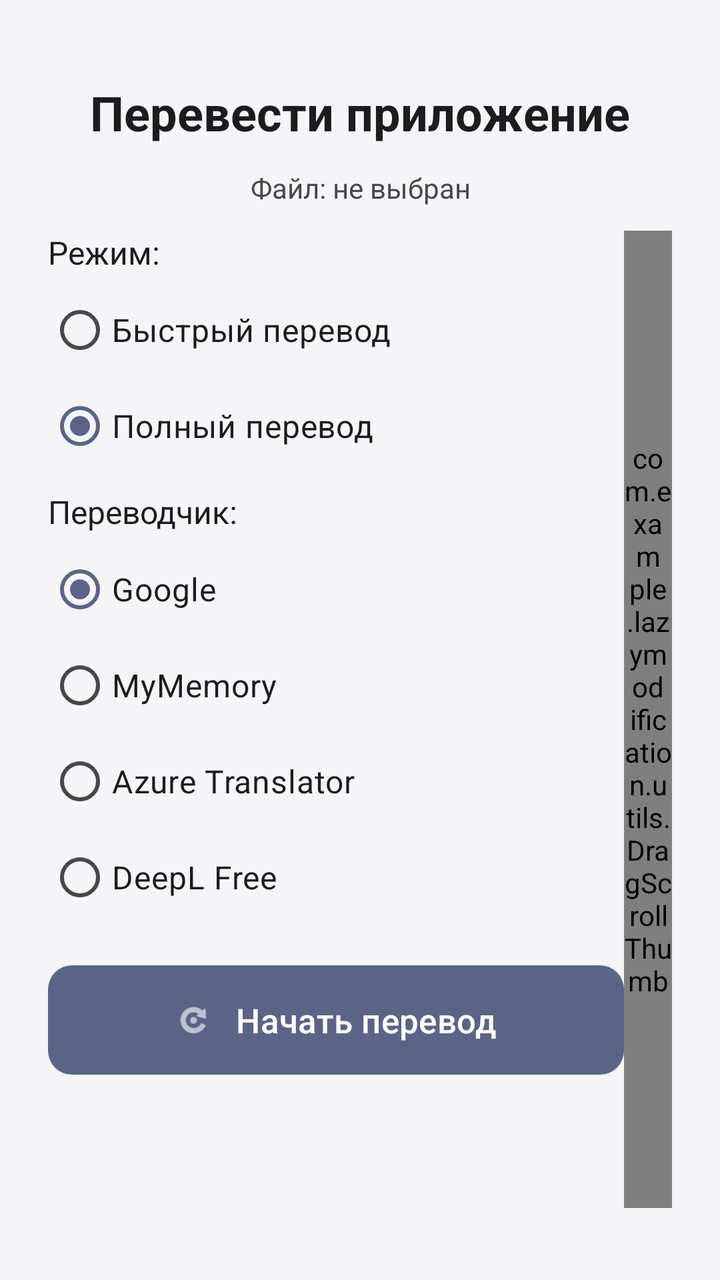
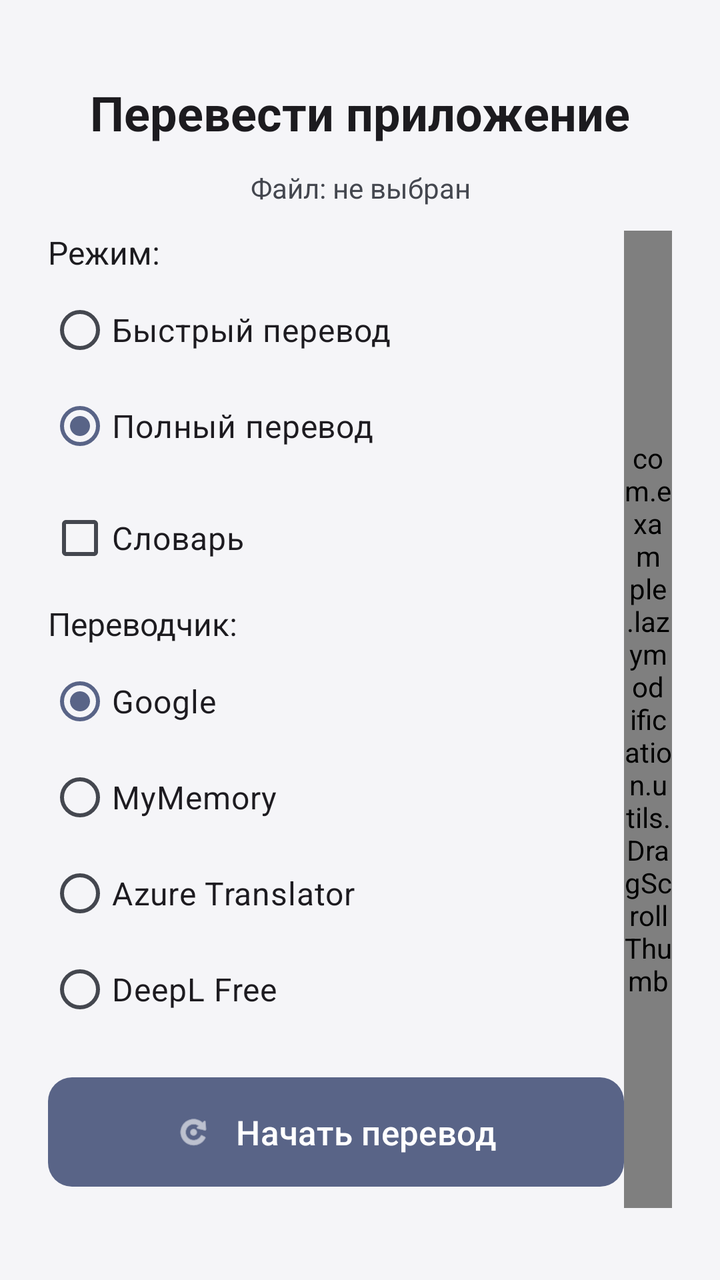

An Android layout rendered at two revisions. The XML below is the earlier revision; the diff shows what the commit changed to produce the second picture.
<!-- AndroidManifest.xml: activity theme Theme.LazyModification -->
<!-- res/layout/activity_translate_app.xml -->
<?xml version="1.0" encoding="utf-8"?>
<androidx.constraintlayout.widget.ConstraintLayout
    xmlns:android="http://schemas.android.com/apk/res/android"
    xmlns:app="http://schemas.android.com/apk/res-auto"
    android:layout_width="match_parent"
    android:layout_height="match_parent"
    android:padding="24dp">

    <TextView
        android:id="@+id/tvTitle"
        android:layout_width="wrap_content"
        android:layout_height="wrap_content"
        android:text="@string/translate_app_button"
        android:textSize="24sp"
        android:textStyle="bold"
        android:textColor="?attr/colorOnSurface"
        app:layout_constraintTop_toTopOf="parent"
        app:layout_constraintStart_toStartOf="parent"
        app:layout_constraintEnd_toEndOf="parent"
        android:layout_marginTop="16dp"/>

    <TextView
        android:id="@+id/tvFileName"
        android:layout_width="0dp"
        android:layout_height="wrap_content"
        android:text="@string/file_not_selected"
        android:textSize="14sp"
        android:textColor="?attr/colorOnSurfaceVariant"
        android:gravity="center"
        app:layout_constraintTop_toBottomOf="@id/tvTitle"
        app:layout_constraintStart_toStartOf="parent"
        app:layout_constraintEnd_toEndOf="parent"
        android:layout_marginTop="12dp"/>

    <LinearLayout
        android:layout_width="0dp"
        android:layout_height="0dp"
        android:orientation="horizontal"
        app:layout_constraintTop_toBottomOf="@id/tvFileName"
        app:layout_constraintBottom_toTopOf="@id/btnApply"
        app:layout_constraintStart_toStartOf="parent"
        app:layout_constraintEnd_toEndOf="parent"
        android:layout_marginTop="12dp"
        android:layout_marginBottom="12dp">

        <ScrollView
            android:id="@+id/scrollMain"
            android:layout_width="0dp"
            android:layout_height="match_parent"
            android:layout_weight="1"
            android:scrollbars="none">

        <LinearLayout
            android:layout_width="match_parent"
            android:layout_height="wrap_content"
            android:orientation="vertical">

            <LinearLayout
                android:id="@+id/llSetup"
                android:layout_width="match_parent"
                android:layout_height="wrap_content"
                android:orientation="vertical">

                <TextView
                    android:layout_width="wrap_content"
                    android:layout_height="wrap_content"
                    android:text="@string/mode_label"
                    android:textSize="16sp"
                    android:textColor="?attr/colorOnSurface"/>

                <RadioGroup
                    android:id="@+id/rgMode"
                    android:layout_width="match_parent"
                    android:layout_height="wrap_content"
                    android:layout_marginTop="4dp">

                    <RadioButton
                        android:id="@+id/rbModeFast"
                        android:layout_width="wrap_content"
                        android:layout_height="wrap_content"
                        android:text="@string/mode_fast"
                        android:textSize="16sp"/>

                    <RadioButton
                        android:id="@+id/rbModeFull"
                        android:layout_width="wrap_content"
                        android:layout_height="wrap_content"
                        android:text="@string/mode_full"
                        android:textSize="16sp"
                        android:checked="true"/>

                </RadioGroup>

                <LinearLayout
                    android:id="@+id/llFastInput"
                    android:layout_width="match_parent"
                    android:layout_height="wrap_content"
                    android:orientation="vertical"
                    android:visibility="gone"
                    android:layout_marginTop="8dp">

                    <EditText
                        android:id="@+id/etFastStrings"
                        android:layout_width="match_parent"
                        android:layout_height="wrap_content"
                        android:hint="@string/fast_strings_hint"
                        android:inputType="textMultiLine"
                        android:minLines="3"
                        android:gravity="top"
                        android:textSize="15sp"/>

                    <TextView
                        android:layout_width="match_parent"
                        android:layout_height="wrap_content"
                        android:text="@string/fast_strings_note"
                        android:textSize="12sp"
                        android:textColor="?attr/colorOnSurfaceVariant"
                        android:layout_marginTop="4dp"/>

                </LinearLayout>

                <TextView
                    android:id="@+id/tvTranslatorLabel"
                    android:layout_width="wrap_content"
                    android:layout_height="wrap_content"
                    android:text="@string/translator_label"
                    android:textSize="16sp"
                    android:textColor="?attr/colorOnSurface"
                    android:layout_marginTop="8dp"/>

                <RadioGroup
                    android:id="@+id/rgTranslator"
                    android:layout_width="match_parent"
                    android:layout_height="wrap_content"
                    android:layout_marginTop="4dp">

                    <RadioButton
                        android:id="@+id/rbGoogle"
                        android:layout_width="wrap_content"
                        android:layout_height="wrap_content"
                        android:text="@string/translator_google"
                        android:textSize="16sp"
                        android:checked="true"/>

                    <RadioButton
                        android:id="@+id/rbMyMemory"
                        android:layout_width="wrap_content"
                        android:layout_height="wrap_content"
                        android:text="@string/translator_mymemory"
                        android:textSize="16sp"/>

                    <RadioButton
                        android:id="@+id/rbAzure"
                        android:layout_width="wrap_content"
                        android:layout_height="wrap_content"
                        android:text="@string/translator_azure"
                        android:textSize="16sp"/>

                    <RadioButton
                        android:id="@+id/rbDeepl"
                        android:layout_width="wrap_content"
                        android:layout_height="wrap_content"
                        android:text="@string/translator_deepl"
                        android:textSize="16sp"/>

                </RadioGroup>

                <LinearLayout
                    android:id="@+id/llAzure"
                    android:layout_width="match_parent"
                    android:layout_height="wrap_content"
                    android:orientation="vertical"
                    android:visibility="gone">

                    <EditText
                        android:id="@+id/etAzureKey"
                        android:layout_width="match_parent"
                        android:layout_height="wrap_content"
                        android:hint="@string/azure_key_hint"
                        android:inputType="textNoSuggestions"
                        android:textSize="15sp"/>

                    <EditText
                        android:id="@+id/etAzureRegion"
                        android:layout_width="match_parent"
                        android:layout_height="wrap_content"
                        android:hint="@string/azure_region_hint"
                        android:inputType="textNoSuggestions"
                        android:textSize="15sp"/>

                </LinearLayout>

                <LinearLayout
                    android:id="@+id/llDeepl"
                    android:layout_width="match_parent"
                    android:layout_height="wrap_content"
                    android:orientation="vertical"
                    android:visibility="gone">

                    <EditText
                        android:id="@+id/etDeeplKey"
                        android:layout_width="match_parent"
                        android:layout_height="wrap_content"
                        android:hint="@string/deepl_key_hint"
                        android:inputType="textNoSuggestions"
                        android:textSize="15sp"/>

                </LinearLayout>

                <com.google.android.material.button.MaterialButton
                    android:id="@+id/btnStartTranslate"
                    android:layout_width="match_parent"
                    android:layout_height="wrap_content"
                    android:layout_marginTop="16dp"
                    android:text="@string/start_translate"
                    android:textSize="17sp"
                    android:padding="16dp"
                    app:icon="@android:drawable/ic_menu_rotate"
                    app:iconGravity="textStart"
                    app:iconPadding="12dp"/>

            </LinearLayout>

            <LinearLayout
                android:id="@+id/llProgress"
                android:layout_width="match_parent"
                android:layout_height="wrap_content"
                android:orientation="vertical"
                android:gravity="center"
                android:visibility="gone"
                android:layout_marginTop="16dp">

                <ProgressBar
                    android:id="@+id/progressBar"
                    android:layout_width="wrap_content"
                    android:layout_height="wrap_content"/>

                <TextView
                    android:id="@+id/tvStatus"
                    android:layout_width="match_parent"
                    android:layout_height="wrap_content"
                    android:text=""
                    android:textSize="16sp"
                    android:textColor="?attr/colorOnSurfaceVariant"
                    android:gravity="center"
                    android:layout_marginTop="12dp"/>

            </LinearLayout>

            <TextView
                android:id="@+id/tvPreviewTitle"
                android:layout_width="match_parent"
                android:layout_height="wrap_content"
                android:text=""
                android:textSize="16sp"
                android:textStyle="bold"
                android:textColor="?attr/colorOnSurface"
                android:visibility="gone"
                android:layout_marginTop="16dp"/>

            <LinearLayout
                android:id="@+id/llPreview"
                android:layout_width="match_parent"
                android:layout_height="wrap_content"
                android:orientation="vertical"
                android:layout_marginTop="8dp"/>

        </LinearLayout>
        </ScrollView>

        <com.example.lazymodification.utils.DragScrollThumb
            android:id="@+id/translateScrollThumb"
            android:layout_width="24dp"
            android:layout_height="match_parent" />
    </LinearLayout>

    <com.google.android.material.button.MaterialButton
        android:id="@+id/btnApply"
        android:layout_width="0dp"
        android:layout_height="wrap_content"
        android:text="@string/apply_translations"
        android:textSize="18sp"
        android:padding="16dp"
        android:visibility="gone"
        app:icon="@android:drawable/ic_menu_save"
        app:iconGravity="textStart"
        app:iconPadding="12dp"
        app:layout_constraintBottom_toBottomOf="parent"
        app:layout_constraintStart_toStartOf="parent"
        app:layout_constraintEnd_toEndOf="parent"
        android:layout_marginBottom="16dp"/>

</androidx.constraintlayout.widget.ConstraintLayout>
<!-- resources referenced by this layout -->
<resources>
  <string name="apply_translations">Применить перевод</string>
  <string name="azure_key_hint">Ключ Azure Translator</string>
  <string name="azure_region_hint">Регион Azure (например: westeurope)</string>
  <string name="deepl_key_hint">Ключ DeepL</string>
  <string name="fast_strings_hint">Строки для перевода, через запятую</string>
  <string name="fast_strings_note">Строки через запятую. Переводчик: MyMemory.</string>
  <string name="file_not_selected">Файл: не выбран</string>
  <string name="mode_fast">Быстрый перевод</string>
  <string name="mode_full">Полный перевод</string>
  <string name="mode_label">Режим:</string>
  <string name="start_translate">Начать перевод</string>
  <string name="translate_app_button">Перевести приложение</string>
  <string name="translator_azure">Azure Translator</string>
  <string name="translator_deepl">DeepL Free</string>
  <string name="translator_google">Google</string>
  <string name="translator_label">Переводчик:</string>
  <string name="translator_mymemory">MyMemory</string>
  <style name="Theme.LazyModification" parent="Base.Theme.LazyModification" />
  <style name="ThemeOverlay.LazyModification.Dialog" parent="ThemeOverlay.Material3.MaterialAlertDialog">
          <item name="shapeAppearanceOverlay">@style/ShapeAppearanceOverlay.LazyModification.Dialog</item>
          <item name="editTextStyle">@style/Widget.LazyModification.EditText</item>
          <item name="android:editTextStyle">@style/Widget.LazyModification.EditText</item>
      </style>
  <style name="Widget.LazyModification.EditText" parent="Widget.AppCompat.EditText">
          <item name="android:background">@drawable/rounded_input_background</item>
          <item name="android:backgroundTint">@null</item>
          <item name="backgroundTint">@null</item>
          <item name="android:textColor">?attr/colorOnSurface</item>
          <item name="android:textColorHint">?attr/colorOnSurfaceVariant</item>
          <item name="android:minHeight">56dp</item>
          <item name="android:padding">12dp</item>
      </style>
  <style name="Widget.LazyModification.Button" parent="Widget.Material3.Button">
          <item name="backgroundTint">#596487</item>
          <item name="android:textColor">#FFFFFF</item>
          <item name="iconTint">#FFFFFF</item>
          <item name="rippleColor">#33FFFFFF</item>
          <item name="cornerRadius">12dp</item>
      </style>
  <style name="Widget.LazyModification.Button.Outlined" parent="Widget.Material3.Button.OutlinedButton">
          <item name="strokeColor">#596487</item>
          <item name="android:textColor">#596487</item>
          <item name="iconTint">#596487</item>
          <item name="rippleColor">#1F596487</item>
          <item name="cornerRadius">12dp</item>
      </style>
  <style name="ShapeAppearanceOverlay.LazyModification.Dialog" parent="">
          <item name="cornerFamily">rounded</item>
          <item name="cornerSize">24dp</item>
      </style>
  <!-- drawable rounded_input_background (drawable) -->
  <selector xmlns:android="http://schemas.android.com/apk/res/android">
      <item android:state_focused="true">
          <shape>
              <solid android:color="?attr/colorSurface" />
              <stroke android:width="2dp" android:color="?attr/colorPrimary" />
              <corners android:radius="12dp" />
          </shape>
      </item>
      <item>
          <shape>
              <solid android:color="?attr/colorSurface" />
              <stroke android:width="1dp" android:color="?attr/colorOutline" />
              <corners android:radius="12dp" />
          </shape>
      </item>
  </selector>
  <!-- unchanged entries left out for length: 1 -->
</resources>

<!-- the commit's change to res/layout/activity_translate_app.xml (unified diff, before → after) -->
@@ -37,7 +37,7 @@
         android:layout_height="0dp"
         android:orientation="horizontal"
         app:layout_constraintTop_toBottomOf="@id/tvFileName"
-        app:layout_constraintBottom_toTopOf="@id/btnApply"
+        app:layout_constraintBottom_toTopOf="@id/btnContinueTranslate"
         app:layout_constraintStart_toStartOf="parent"
         app:layout_constraintEnd_toEndOf="parent"
         android:layout_marginTop="12dp"
@@ -90,6 +90,43 @@
                         android:checked="true"/>
 
                 </RadioGroup>
+
+                <CheckBox
+                    android:id="@+id/cbDictionary"
+                    android:layout_width="match_parent"
+                    android:layout_height="wrap_content"
+                    android:text="@string/use_dictionary"
+                    android:textSize="16sp"
+                    android:layout_marginTop="8dp"/>
+
+                <LinearLayout
+                    android:id="@+id/llDictionary"
+                    android:layout_width="match_parent"
+                    android:layout_height="wrap_content"
+                    android:orientation="vertical"
+                    android:visibility="gone"
+                    android:layout_marginTop="6dp">
+
+                    <TextView
+                        android:id="@+id/tvDictionaryName"
+                        android:layout_width="match_parent"
+                        android:layout_height="wrap_content"
+                        android:text="@string/dictionary_not_selected"
+                        android:textSize="13sp"
+                        android:textColor="?attr/colorOnSurfaceVariant"/>
+
+                    <com.google.android.material.button.MaterialButton
+                        android:id="@+id/btnPickDictionary"
+                        android:layout_width="match_parent"
+                        android:layout_height="wrap_content"
+                        android:layout_marginTop="6dp"
+                        android:text="@string/choose_dictionary"
+                        android:textSize="15sp"
+                        app:icon="@android:drawable/ic_menu_search"
+                        app:iconGravity="textStart"
+                        app:iconPadding="8dp"/>
+
+                </LinearLayout>
 
                 <LinearLayout
                     android:id="@+id/llFastInput"
@@ -275,6 +312,38 @@
     </LinearLayout>
 
     <com.google.android.material.button.MaterialButton
+        android:id="@+id/btnContinueTranslate"
+        android:layout_width="0dp"
+        android:layout_height="wrap_content"
+        android:text="@string/continue_translate"
+        android:textSize="17sp"
+        android:padding="14dp"
+        android:visibility="gone"
+        app:icon="@android:drawable/ic_menu_rotate"
+        app:iconGravity="textStart"
+        app:iconPadding="12dp"
+        app:layout_constraintBottom_toTopOf="@id/btnCreateDictionary"
+        app:layout_constraintStart_toStartOf="parent"
+        app:layout_constraintEnd_toEndOf="parent"
+        android:layout_marginBottom="8dp"/>
+
+    <com.google.android.material.button.MaterialButton
+        android:id="@+id/btnCreateDictionary"
+        android:layout_width="0dp"
+        android:layout_height="wrap_content"
+        android:text="@string/create_dictionary"
+        android:textSize="17sp"
+        android:padding="14dp"
+        android:visibility="gone"
+        app:icon="@android:drawable/ic_menu_edit"
+        app:iconGravity="textStart"
+        app:iconPadding="12dp"
+        app:layout_constraintBottom_toTopOf="@id/btnApply"
+        app:layout_constraintStart_toStartOf="parent"
+        app:layout_constraintEnd_toEndOf="parent"
+        android:layout_marginBottom="8dp"/>
+
+    <com.google.android.material.button.MaterialButton
         android:id="@+id/btnApply"
         android:layout_width="0dp"
         android:layout_height="wrap_content"
<!-- resource entries referenced after the edit -->
@@ -3,7 +3,11 @@
   <string name="apply_translations">Применить перевод</string>
   <string name="azure_key_hint">Ключ Azure Translator</string>
   <string name="azure_region_hint">Регион Azure (например: westeurope)</string>
+  <string name="choose_dictionary">Выбрать словарь</string>
+  <string name="continue_translate">Доперевести</string>
+  <string name="create_dictionary">Создать Словарь</string>
   <string name="deepl_key_hint">Ключ DeepL</string>
+  <string name="dictionary_not_selected">Файл словаря не выбран</string>
   <string name="fast_strings_hint">Строки для перевода, через запятую</string>
   <string name="fast_strings_note">Строки через запятую. Переводчик: MyMemory.</string>
   <string name="file_not_selected">Файл: не выбран</string>
@@ -17,6 +21,7 @@
   <string name="translator_google">Google</string>
   <string name="translator_label">Переводчик:</string>
   <string name="translator_mymemory">MyMemory</string>
+  <string name="use_dictionary">Словарь</string>
   <style name="Theme.LazyModification" parent="Base.Theme.LazyModification" />
   <style name="ThemeOverlay.LazyModification.Dialog" parent="ThemeOverlay.Material3.MaterialAlertDialog">
           <item name="shapeAppearanceOverlay">@style/ShapeAppearanceOverlay.LazyModification.Dialog</item>
